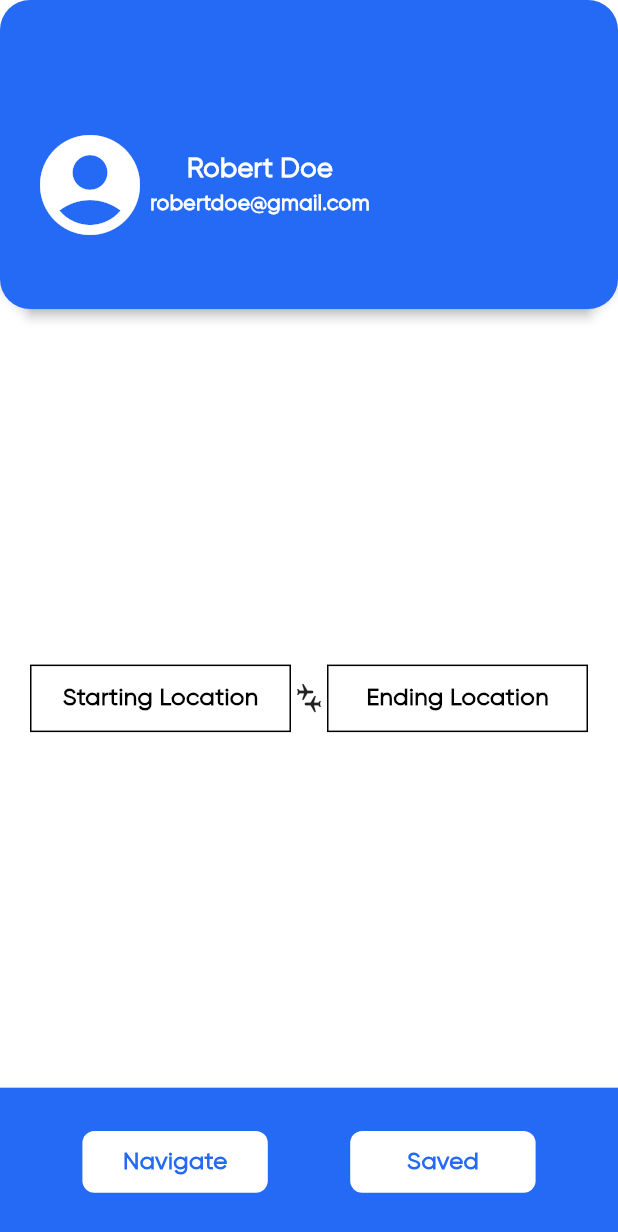
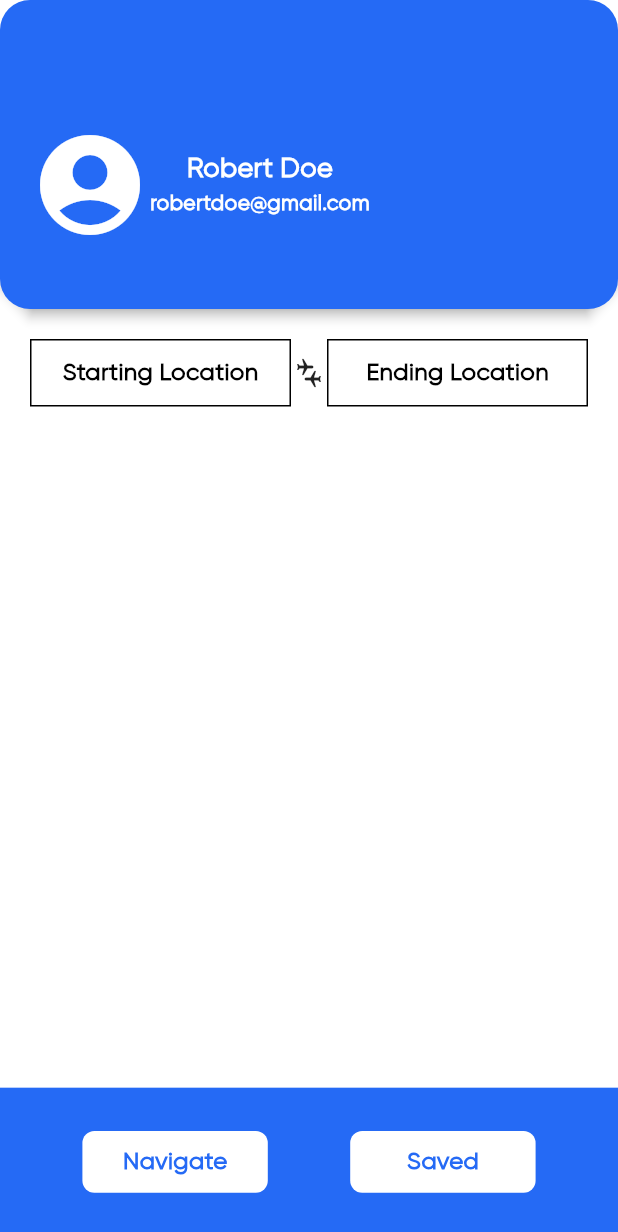
Before and after one commit to Kevinkiron/mapbox_test, a Flutter app: the screen it shows after launch, on a phone screen of 412 x 824 dp. Shown: the top 1232 px of the screen. Run offline on Flutter 3.47's test engine with Material 3 defaults, Android fonts, the phone set to English and light mode, and no system bars; our stand-ins replace get, hive, hive_flutter; missing offline and left inert: mapbox_maps_flutter; accounts and stored records are empty.

Commit message:
home map updates

```diff
--- a/lib/main.dart
+++ b/lib/main.dart
@@ -20,23 +20,9 @@ class MyApp extends StatelessWidget {
   const MyApp({super.key});
   @override
   Widget build(BuildContext context) {
-    return const GetMaterialApp(
+    return GetMaterialApp(
       debugShowCheckedModeBanner: false,
-      home: MyHomePage(),
+      home: HomeScreen(),
     );
   }
 }
-
-class MyHomePage extends StatefulWidget {
-  const MyHomePage({super.key});
-
-  @override
-  State<MyHomePage> createState() => _MyHomePageState();
-}
-
-class _MyHomePageState extends State<MyHomePage> {
-  @override
-  Widget build(BuildContext context) {
-    return Scaffold(body: HomeScreen());
-  }
-}
--- a/lib/screens/home/homescreen.dart
+++ b/lib/screens/home/homescreen.dart
@@ -1,5 +1,6 @@
 import 'package:flutter/material.dart';
 import 'package:get/get.dart';
+import 'package:mapbox_maps_flutter/mapbox_maps_flutter.dart';
 import 'package:mapbox_test/screens/home/home_controller.dart';
 import 'package:mapbox_test/helper/places.dart';
 import 'package:mapbox_test/screens/navigation_screen/navigationscreen.dart';
@@ -9,6 +10,7 @@ import 'package:mapbox_test/utils/reusable_widgets/custom_textfield.dart';
 import 'package:mapbox_test/utils/reusable_widgets/kstyles.dart';
 import 'package:mapbox_test/utils/reusable_widgets/reusable_buttons.dart';
 import 'package:mapbox_test/utils/reusable_widgets/reusable_widgets.dart';
+import 'package:mapbox_test/utils/spacing/spacing.dart';
 
 class HomeScreen extends StatelessWidget {
   final HomeController controller = Get.put(HomeController());
@@ -21,10 +23,40 @@ class HomeScreen extends StatelessWidget {
     final height = MediaQuery.of(context).size.height;
 
     return Scaffold(
+      bottomNavigationBar: Container(
+        width: width,
+        height: height * .12,
+        color: AppColors.primaryblue,
+        child: Row(
+          mainAxisAlignment: MainAxisAlignment.spaceEvenly,
+          children: [
+            NavigateButton(
+              onpressed: () {
+                Get.to(
+                  () => NavigationScreen(
+                    startLat: controller.startLatitude.value,
+                    startLong: controller.startLongitude.value,
+                    endLat: controller.endLatitude.value,
+                    endLong: controller.endLongitude.value,
+                    startlocation: controller.startLocationController.text,
+                    endlocation: controller.endLocationController.text,
+                  ),
+                );
+              },
+              buttontitle: "Navigate",
+            ),
+            NavigateButton(
+              onpressed: () {
+                Get.to(() => const TripListScreen());
+              },
+              buttontitle: "Saved",
+            ),
+          ],
+        ),
+      ),
       backgroundColor: AppColors.whitecolor,
       body: SingleChildScrollView(
-        child: SizedBox(
-          height: height,
+        physics: AlwaysScrollableScrollPhysics(),
         child: Column(
           mainAxisAlignment: MainAxisAlignment.spaceBetween,
           children: [
@@ -81,47 +113,100 @@ class HomeScreen extends StatelessWidget {
                 );
               }),
             ),
-              Align(
-                alignment: Alignment.bottomCenter,
-                child: Container(
-                  width: width,
-                  height: height * .12,
-                  color: AppColors.primaryblue,
-                  child: Row(
-                    mainAxisAlignment: MainAxisAlignment.spaceEvenly,
+            if (controller.startLatitude.value != 0.0 &&
+                controller.startLongitude.value != 0.0)
+              Container(
+                padding: EdgeInsets.all(10),
+                decoration: BoxDecoration(
+                  borderRadius: BorderRadius.circular(10),
+                  border: Border.all(
+                    color: AppColors.black.withValues(alpha: 0.5),
+                  ),
+                ),
+                child: Column(
                   children: [
-                      NavigateButton(
-                        onpressed: () {
-                          Get.to(
-                            () => NavigationScreen(
-                              startLat: controller.startLatitude.value,
-                              startLong: controller.startLongitude.value,
-                              endLat: controller.endLatitude.value,
-                              endLong: controller.endLongitude.value,
-                              startlocation:
-                                  controller.startLocationController.text,
-                              endlocation:
-                                  controller.endLocationController.text,
-                            ),
+                    Kstyles().reg(text: "Start Location", size: 15),
+                    Oneh(),
+                    ClipRRect(
+                      borderRadius: BorderRadius.circular(10),
+                      child: SizedBox(
+                        height: height * .2,
+                        width: width * .8,
+                        child: MapWidget(
+                          onMapCreated: (map) {
+                            _onMapCreated(
+                              map,
+                              controller.startLatitude.value,
+                              controller.startLongitude.value,
                             );
                           },
-                        buttontitle: "Navigate",
-                      ),
-                      NavigateButton(
-                        onpressed: () {
-                          Get.to(() => const TripListScreen());
-                        },
-                        buttontitle: "Saved",
-                      ),
-                    ],
                         ),
                       ),
                     ),
                   ],
                 ),
               ),
+            Twoh(),
+            if (controller.endLatitude.value != 0.0 &&
+                controller.endLongitude.value != 0.0)
+              Container(
+                padding: EdgeInsets.all(10),
+                decoration: BoxDecoration(
+                  borderRadius: BorderRadius.circular(10),
+                  border: Border.all(
+                    color: AppColors.black.withValues(alpha: 0.5),
+                  ),
+                ),
+                child: Column(
+                  children: [
+                    Kstyles().reg(text: "End Location", size: 15),
+                    Oneh(),
+                    ClipRRect(
+                      borderRadius: BorderRadius.circular(10),
+                      child: SizedBox(
+                        height: height * .2,
+                        width: width * .8,
+                        child: MapWidget(
+                          onMapCreated: (map) {
+                            _onMapCreated(
+                              map,
+                              controller.endLatitude.value,
+                              controller.endLongitude.value,
+                            );
+                          },
+                        ),
+                      ),
+                    ),
+                  ],
+                ),
+              ),
+            Threeh(),
+          ],
+        ),
       ),
     );
+  }
+
+  void _onMapCreated(MapboxMap map, double latitude, double longitude) async {
+    map.setCamera(
+      CameraOptions(
+        center: Point(coordinates: Position(longitude, latitude)),
+        zoom: 14.0,
+      ),
+    );
+
+    final annotations = map.annotations;
+    final point = Point(coordinates: Position(longitude, latitude));
+
+    await annotations.createCircleAnnotationManager().then((manager) {
+      manager.create(
+        CircleAnnotationOptions(
+          geometry: point,
+          circleColor: Colors.red.value,
+          circleRadius: 8.0,
+        ),
+      );
+    });
   }
 
   Widget _locationBox(String title) {
```
Lines whose indentation alone changed are shown as unchanged.
